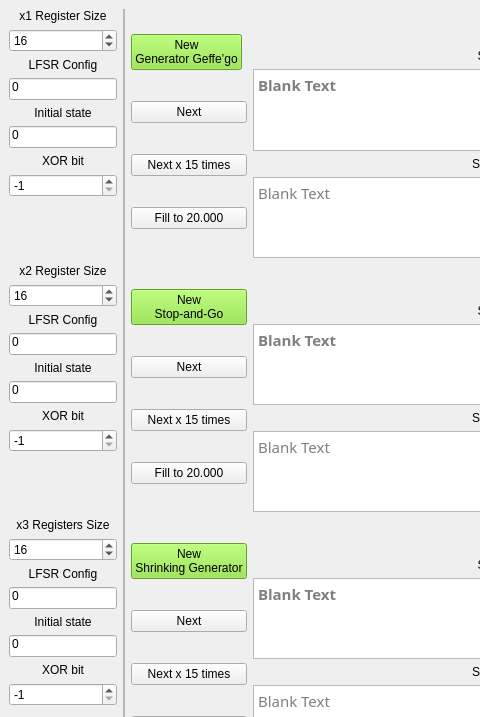
Above: Kryptologia/Lab4/GUI_QT.ui from GrzegorzKrug/Studia_Python before the change; both pictures show x 0 to 480 and y 0 to 717 of the 1151 by 798 pixel window. Below: the same form after it.
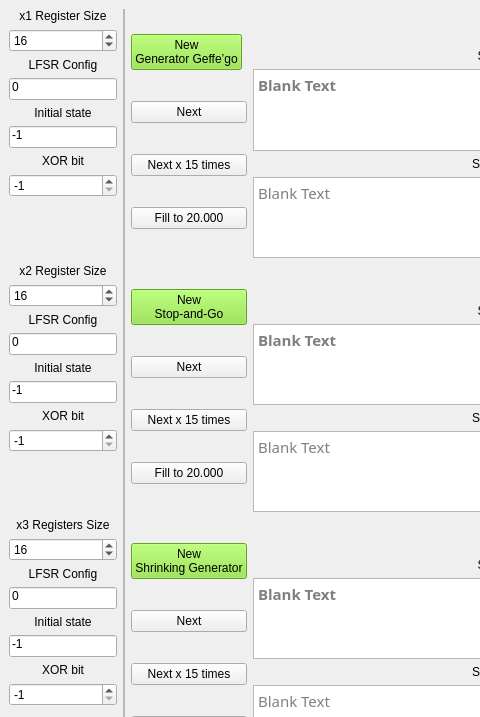
That is the form after the change.

Commit message: state -1 is random

The edit to the form file:
```diff
--- a/Kryptologia/Lab4/GUI_QT.ui
+++ b/Kryptologia/Lab4/GUI_QT.ui
@@ -760,7 +760,7 @@
            <string>0 is random value.</string>
           </property>
           <property name="text">
-           <string>0</string>
+           <string>-1</string>
           </property>
           <property name="alignment">
            <set>Qt::AlignLeading|Qt::AlignLeft|Qt::AlignTop</set>
@@ -925,7 +925,7 @@
            <string>0 is random value.</string>
           </property>
           <property name="text">
-           <string>0</string>
+           <string>-1</string>
           </property>
           <property name="alignment">
            <set>Qt::AlignLeading|Qt::AlignLeft|Qt::AlignTop</set>
@@ -1090,7 +1090,7 @@
            <enum>Qt::LeftToRight</enum>
           </property>
           <property name="text">
-           <string>0</string>
+           <string>-1</string>
           </property>
           <property name="alignment">
            <set>Qt::AlignLeading|Qt::AlignLeft|Qt::AlignTop</set>
```
The commit also changes 2 other files.
